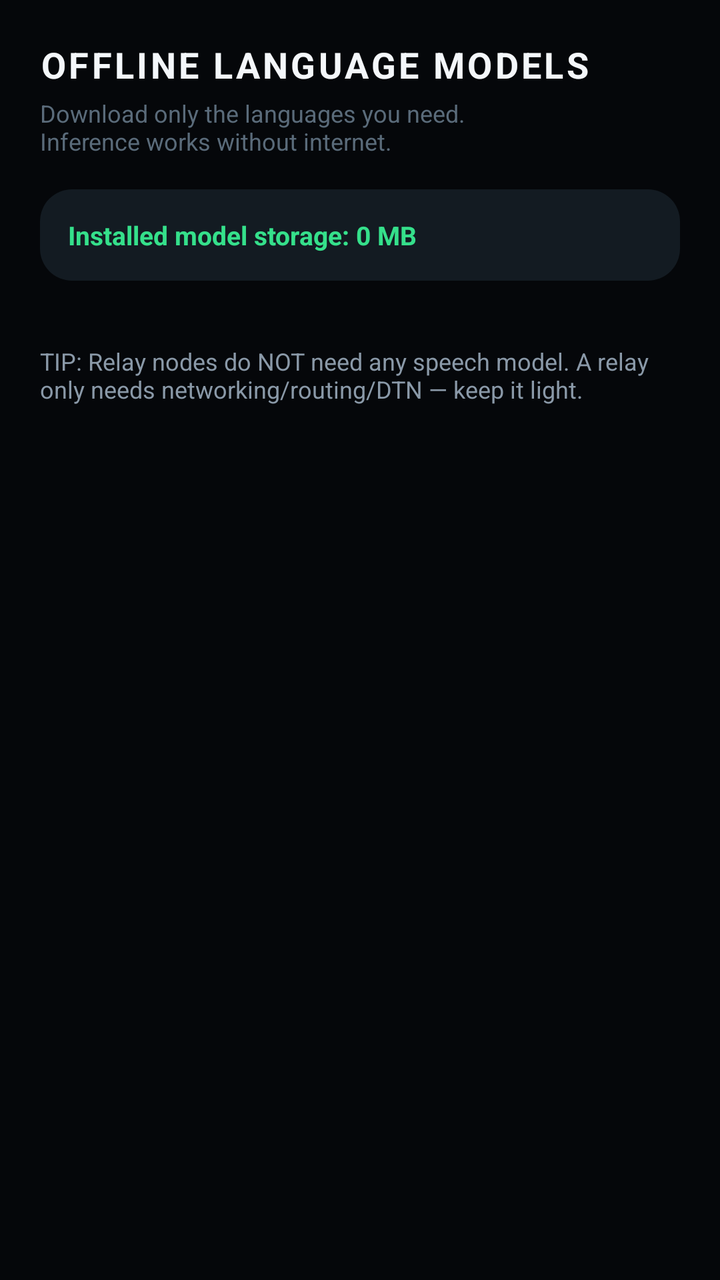
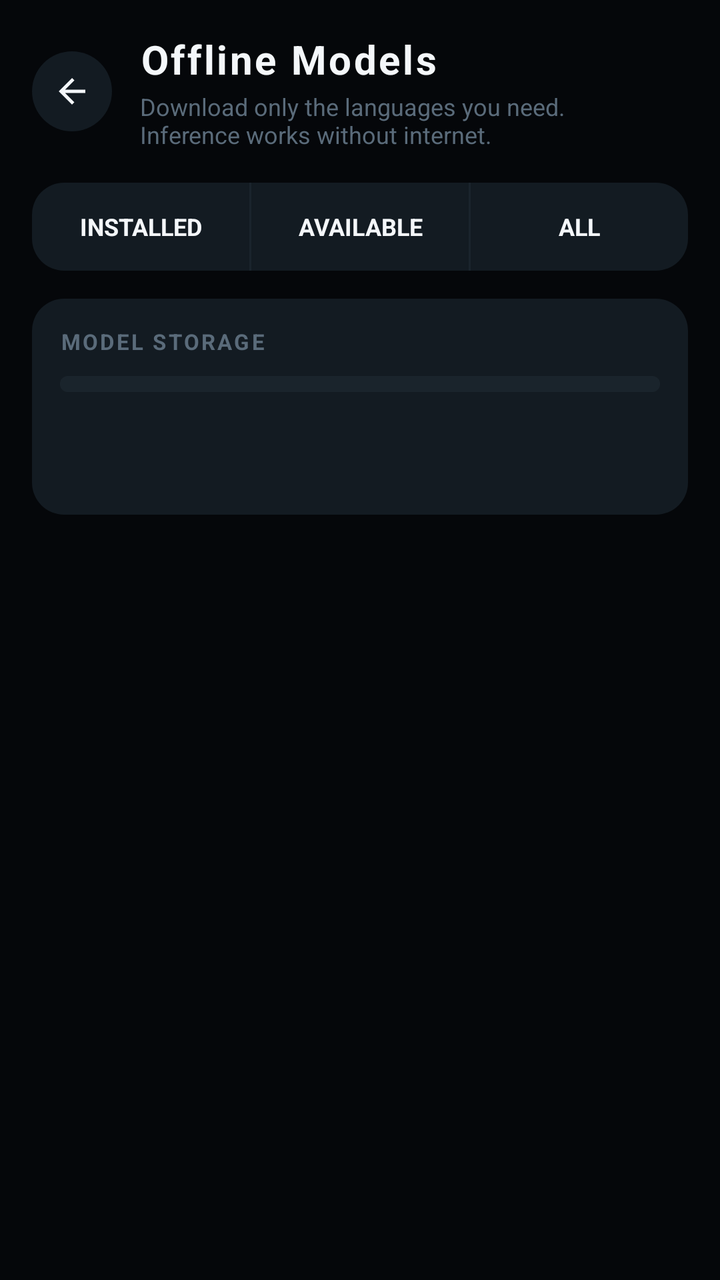

An Android layout rendered at two revisions. The XML below is the earlier revision; the diff shows what the commit changed to produce the second picture.
<!-- AndroidManifest.xml: application theme Theme.ITantra -->
<!-- res/layout/activity_language_models.xml -->
<?xml version="1.0" encoding="utf-8"?>
<ScrollView xmlns:android="http://schemas.android.com/apk/res/android"
    android:layout_width="match_parent"
    android:layout_height="match_parent"
    android:background="@color/bg_black"
    android:fillViewport="true">

    <LinearLayout
        android:layout_width="match_parent"
        android:layout_height="wrap_content"
        android:orientation="vertical"
        android:padding="20dp">

        <TextView
            android:layout_width="match_parent"
            android:layout_height="wrap_content"
            android:letterSpacing="0.08"
            android:text="@string/model_screen_title"
            android:textAllCaps="true"
            android:textColor="@color/text_white"
            android:textSize="18sp"
            android:textStyle="bold" />

        <TextView
            android:layout_width="match_parent"
            android:layout_height="wrap_content"
            android:layout_marginTop="4dp"
            android:text="@string/model_screen_subtitle"
            android:textColor="@color/text_faint"
            android:textSize="12sp" />

        
        <TextView
            android:id="@+id/tvStorageSummary"
            android:layout_width="match_parent"
            android:layout_height="wrap_content"
            android:layout_marginTop="16dp"
            android:background="@drawable/bg_surface_chip"
            android:padding="14dp"
            android:text="Installed model storage: 0 MB"
            android:textColor="@color/comm_green"
            android:textSize="13sp"
            android:textStyle="bold" />

        
        <LinearLayout
            android:id="@+id/container"
            android:layout_width="match_parent"
            android:layout_height="wrap_content"
            android:layout_marginTop="12dp"
            android:orientation="vertical" />

        <TextView
            android:id="@+id/tvRelayNote"
            android:layout_width="match_parent"
            android:layout_height="wrap_content"
            android:layout_marginTop="20dp"
            android:text="TIP: Relay nodes do NOT need any speech model. A relay only needs networking/routing/DTN — keep it light."
            android:textColor="@color/text_muted"
            android:textSize="12sp" />
    </LinearLayout>
</ScrollView>
<!-- resources referenced by this layout -->
<resources>
  <color name="bg_black">#05070A</color>
  <string name="model_screen_title">OFFLINE LANGUAGE MODELS</string>
  <style name="Theme.ITantra" parent="Theme.Material3.Dark.NoActionBar">
          <item name="colorPrimary">@color/comm_green</item>
          <item name="colorOnPrimary">@color/bg_black</item>
          <item name="colorSecondary">@color/comm_amber</item>
          <item name="colorOnSecondary">@color/bg_black</item>
          <item name="colorSurface">@color/bg_surface</item>
          <item name="colorOnSurface">@color/text_white</item>
          <item name="android:colorBackground">@color/bg_black</item>
          <item name="colorOnBackground">@color/text_white</item>
          <item name="android:statusBarColor">@color/bg_black</item>
          <item name="android:navigationBarColor">@color/bg_black</item>
          <item name="android:windowBackground">@color/bg_black</item>
          <item name="colorControlNormal">@color/text_muted</item>
      </style>
  <color name="bg_surface">#0C1116</color>
  <!-- unchanged entries left out for length: 8 -->
</resources>

<!-- the commit's change to res/layout/activity_language_models.xml (unified diff, before → after) -->
@@ -1,62 +1,177 @@
 <?xml version="1.0" encoding="utf-8"?>
 <ScrollView xmlns:android="http://schemas.android.com/apk/res/android"
+    xmlns:app="http://schemas.android.com/apk/res-auto"
     android:layout_width="match_parent"
     android:layout_height="match_parent"
     android:background="@color/bg_black"
+    android:descendantFocusability="blocksDescendants"
     android:fillViewport="true">
 
     <LinearLayout
         android:layout_width="match_parent"
         android:layout_height="wrap_content"
         android:orientation="vertical"
-        android:padding="20dp">
+        android:padding="16dp">
 
-        <TextView
+        
+        <LinearLayout
             android:layout_width="match_parent"
             android:layout_height="wrap_content"
-            android:letterSpacing="0.08"
-            android:text="@string/model_screen_title"
-            android:textAllCaps="true"
-            android:textColor="@color/text_white"
-            android:textSize="18sp"
-            android:textStyle="bold" />
+            android:gravity="center_vertical"
+            android:orientation="horizontal">
 
-        <TextView
+            <FrameLayout
+                android:id="@+id/btnBack"
+                android:layout_width="40dp"
+                android:layout_height="40dp"
+                android:background="@drawable/bg_button_rounded"
+                android:backgroundTint="@color/bg_surface_raised"
+                android:clickable="true"
+                android:focusable="true"
+                android:contentDescription="Back">
+
+                <ImageView
+                    android:layout_width="20dp"
+                    android:layout_height="20dp"
+                    android:layout_gravity="center"
+                    android:contentDescription="@null"
+                    android:src="@drawable/ic_back"
+                    app:tint="@color/text_white" />
+            </FrameLayout>
+
+            <LinearLayout
+                android:layout_width="0dp"
+                android:layout_height="wrap_content"
+                android:layout_marginStart="14dp"
+                android:layout_weight="1"
+                android:orientation="vertical">
+
+                <TextView
+                    android:layout_width="wrap_content"
+                    android:layout_height="wrap_content"
+                    android:letterSpacing="0.06"
+                    android:text="@string/model_screen_title"
+                    android:textColor="@color/text_white"
+                    android:textSize="20sp"
+                    android:textStyle="bold" />
+
+                <TextView
+                    android:layout_width="wrap_content"
+                    android:layout_height="wrap_content"
+                    android:layout_marginTop="2dp"
+                    android:text="@string/model_screen_subtitle"
+                    android:textColor="@color/text_faint"
+                    android:textSize="12sp" />
+            </LinearLayout>
+        </LinearLayout>
+
+        
+        <LinearLayout
+            android:layout_width="match_parent"
+            android:layout_height="44dp"
+            android:layout_marginTop="16dp"
+            android:background="@drawable/bg_surface_chip"
+            android:orientation="horizontal">
+
+            <TextView
+                android:id="@+id/btnTabInstalled"
+                android:layout_width="0dp"
+                android:layout_height="match_parent"
+                android:layout_weight="1"
+                android:background="@drawable/seg_selectable"
+                android:gravity="center"
+                android:text="@string/tab_installed"
+                android:textColor="@color/text_white"
+                android:textSize="12sp"
+                android:textStyle="bold" />
+
+            <View
+                android:layout_width="1dp"
+                android:layout_height="match_parent"
+                android:background="@color/bg_elevated" />
+
+            <TextView
+                android:id="@+id/btnTabAvailable"
+                android:layout_width="0dp"
+                android:layout_height="match_parent"
+                android:layout_weight="1"
+                android:background="@drawable/seg_selectable"
+                android:gravity="center"
+                android:text="@string/tab_available"
+                android:textColor="@color/text_white"
+                android:textSize="12sp"
+                android:textStyle="bold" />
+
+            <View
+                android:layout_width="1dp"
+                android:layout_height="match_parent"
+                android:background="@color/bg_elevated" />
+
+            <TextView
+                android:id="@+id/btnTabAll"
+                android:layout_width="0dp"
+                android:layout_height="match_parent"
+                android:layout_weight="1"
+                android:background="@drawable/seg_selectable"
+                android:gravity="center"
+                android:text="@string/tab_all"
+                android:textColor="@color/text_white"
+                android:textSize="12sp"
+                android:textStyle="bold" />
+        </LinearLayout>
+
+        
+        <LinearLayout
             android:layout_width="match_parent"
             android:layout_height="wrap_content"
-            android:layout_marginTop="4dp"
-            android:text="@string/model_screen_subtitle"
-            android:textColor="@color/text_faint"
-            android:textSize="12sp" />
+            android:layout_marginTop="14dp"
+            android:background="@drawable/bg_surface_chip"
+            android:orientation="vertical"
+            android:padding="14dp">
 
-        
-        <TextView
-            android:id="@+id/tvStorageSummary"
-            android:layout_width="match_parent"
-            android:layout_height="wrap_content"
-            android:layout_marginTop="16dp"
-            android:background="@drawable/bg_surface_chip"
-            android:padding="14dp"
-            android:text="Installed model storage: 0 MB"
-            android:textColor="@color/comm_green"
-            android:textSize="13sp"
-            android:textStyle="bold" />
+            <TextView
+                android:layout_width="wrap_content"
+                android:layout_height="wrap_content"
+                android:letterSpacing="0.1"
+                android:text="@string/model_storage"
+                android:textColor="@color/text_faint"
+                android:textSize="11sp"
+                android:textStyle="bold" />
+
+            <ProgressBar
+                android:id="@+id/storageBar"
+                style="@android:style/Widget.ProgressBar.Horizontal"
+                android:layout_width="match_parent"
+                android:layout_height="8dp"
+                android:layout_marginTop="10dp"
+                android:max="512"
+                android:progressTint="@color/comm_green"
+                android:progressBackgroundTint="@color/bg_elevated" />
+
+            <TextView
+                android:id="@+id/tvStorageUsed"
+                android:layout_width="wrap_content"
+                android:layout_height="wrap_content"
+                android:layout_marginTop="8dp"
+                android:textColor="@color/text_white"
+                android:textSize="14sp"
+                android:textStyle="bold" />
+
+            <TextView
+                android:id="@+id/tvStorageBreakdown"
+                android:layout_width="wrap_content"
+                android:layout_height="wrap_content"
+                android:layout_marginTop="4dp"
+                android:textColor="@color/comm_green"
+                android:textSize="12sp" />
+        </LinearLayout>
 
         
         <LinearLayout
             android:id="@+id/container"
             android:layout_width="match_parent"
             android:layout_height="wrap_content"
-            android:layout_marginTop="12dp"
+            android:layout_marginTop="8dp"
             android:orientation="vertical" />
-
-        <TextView
-            android:id="@+id/tvRelayNote"
-            android:layout_width="match_parent"
-            android:layout_height="wrap_content"
-            android:layout_marginTop="20dp"
-            android:text="TIP: Relay nodes do NOT need any speech model. A relay only needs networking/routing/DTN — keep it light."
-            android:textColor="@color/text_muted"
-            android:textSize="12sp" />
     </LinearLayout>
 </ScrollView>
<!-- resource entries referenced after the edit -->
@@ -1,7 +1,37 @@
 <!-- resources referenced by this layout -->
 <resources>
   <color name="bg_black">#05070A</color>
-  <string name="model_screen_title">OFFLINE LANGUAGE MODELS</string>
+  <color name="bg_elevated">#1A242C</color>
+  <!-- drawable bg_button_rounded (drawable) -->
+  <?xml version="1.0" encoding="utf-8"?>
+  <shape xmlns:android="http://schemas.android.com/apk/res/android" android:shape="rectangle">
+      <solid android:color="#FFFFFFFF" />
+      <corners android:radius="24dp" />
+  </shape>
+  <!-- drawable ic_back (drawable) -->
+  <?xml version="1.0" encoding="utf-8"?>
+  <vector xmlns:android="http://schemas.android.com/apk/res/android"
+      android:width="24dp"
+      android:height="24dp"
+      android:viewportWidth="24"
+      android:viewportHeight="24"
+      android:tint="?attr/colorControlNormal">
+      <path
+          android:fillColor="#FFFFFFFF"
+          android:pathData="M20,11H7.83l5.59,-5.59L12,4l-8,8 8,8 1.41,-1.41L7.83,13H20v-2z" />
+  </vector>
+  <!-- drawable seg_selectable (drawable) -->
+  <?xml version="1.0" encoding="utf-8"?>
+  <selector xmlns:android="http://schemas.android.com/apk/res/android">
+      <item android:state_selected="true" android:drawable="@drawable/seg_selected" />
+      <item android:state_pressed="true" android:drawable="@drawable/seg_pressed" />
+      <item android:drawable="@android:color/transparent" />
+  </selector>
+  <string name="model_screen_title">Offline Models</string>
+  <string name="model_storage">MODEL STORAGE</string>
+  <string name="tab_all">ALL</string>
+  <string name="tab_available">AVAILABLE</string>
+  <string name="tab_installed">INSTALLED</string>
   <style name="Theme.ITantra" parent="Theme.Material3.Dark.NoActionBar">
           <item name="colorPrimary">@color/comm_green</item>
           <item name="colorOnPrimary">@color/bg_black</item>
@@ -15,8 +45,35 @@
           <item name="android:navigationBarColor">@color/bg_black</item>
           <item name="android:windowBackground">@color/bg_black</item>
           <item name="colorControlNormal">@color/text_muted</item>
+          <item name="android:alertDialogTheme">@style/Theme.ITantra.Dialog</item>
+          <item name="materialAlertDialogTheme">@style/Theme.ITantra.Dialog</item>
       </style>
+  <!-- drawable seg_selected (drawable) -->
+  <?xml version="1.0" encoding="utf-8"?>
+  <shape xmlns:android="http://schemas.android.com/apk/res/android" android:shape="rectangle">
+      <solid android:color="@color/bg_elevated" />
+      <corners android:radius="12dp" />
+  </shape>
+  <!-- drawable seg_pressed (drawable) -->
+  <?xml version="1.0" encoding="utf-8"?>
+  <shape xmlns:android="http://schemas.android.com/apk/res/android" android:shape="rectangle">
+      <solid android:color="@color/bg_surface_raised" />
+  </shape>
   <color name="bg_surface">#0C1116</color>
+  <style name="Theme.ITantra.Dialog" parent="ThemeOverlay.Material3.Dialog">
+          <item name="android:windowBackground">@color/bg_surface</item>
+          <item name="colorSurface">@color/bg_surface</item>
+          <item name="colorOnSurface">@color/text_white</item>
+          <item name="android:titleTextColor">@color/text_white</item>
+          <item name="android:textColorPrimary">@color/text_white</item>
+          <item name="android:textColorSecondary">@color/text_muted</item>
+          <item name="android:buttonBarPositiveButtonStyle">@style/Widget.ITantra.DialogButton</item>
+          <item name="android:buttonBarNegativeButtonStyle">@style/Widget.ITantra.DialogButton</item>
+          <item name="android:buttonBarNeutralButtonStyle">@style/Widget.ITantra.DialogButton</item>
+      </style>
+  <style name="Widget.ITantra.DialogButton" parent="Widget.AppCompat.Button.Borderless">
+          <item name="android:textColor">@color/comm_green</item>
+      </style>
   <!-- unchanged entries left out for length: 8 -->
 </resources>
 
